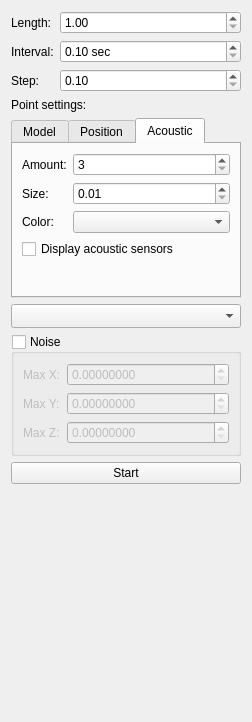
DimonPopov/PopovDS_9304_GraduateWork, file controllPanel.ui: the form before one commit.
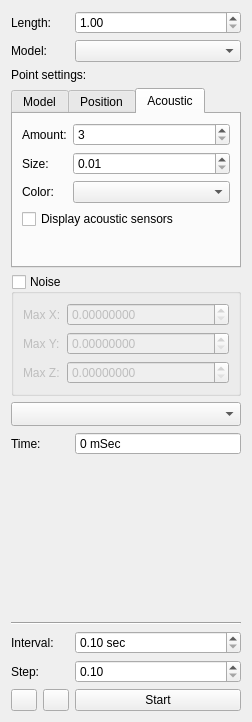
The form after the commit. Icons and pictures are not drawn.

Diff of the .ui file:
```diff
--- a/controllPanel.ui
+++ b/controllPanel.ui
@@ -28,7 +28,17 @@
      </property>
     </widget>
    </item>
-   <item row="4" column="0" colspan="2">
+   <item row="2" column="0" colspan="2">
+    <widget class="QLabel" name="label_16">
+     <property name="text">
+      <string>Point settings:</string>
+     </property>
+     <property name="alignment">
+      <set>Qt::AlignLeading|Qt::AlignLeft|Qt::AlignVCenter</set>
+     </property>
+    </widget>
+   </item>
+   <item row="3" column="0" colspan="2">
     <widget class="QTabWidget" name="pointsSettingTab">
      <property name="sizePolicy">
       <sizepolicy hsizetype="Preferred" vsizetype="Preferred">
@@ -264,17 +274,7 @@
      </widget>
     </widget>
    </item>
-   <item row="5" column="0" colspan="2">
-    <widget class="QComboBox" name="interpolationCombo">
-     <property name="sizeAdjustPolicy">
-      <enum>QComboBox::AdjustToMinimumContentsLengthWithIcon</enum>
-     </property>
-     <property name="placeholderText">
-      <string>Interpolation type</string>
-     </property>
-    </widget>
-   </item>
-   <item row="7" column="0" colspan="2">
+   <item row="4" column="0" colspan="2">
     <widget class="QGroupBox" name="noiseBox">
      <property name="title">
       <string>Noise</string>
@@ -340,21 +340,82 @@
      </layout>
     </widget>
    </item>
+   <item row="5" column="0" colspan="2">
+    <widget class="QComboBox" name="interpolationCombo">
+     <property name="sizeAdjustPolicy">
+      <enum>QComboBox::AdjustToMinimumContentsLengthWithIcon</enum>
+     </property>
+     <property name="placeholderText">
+      <string>Interpolation type</string>
+     </property>
+    </widget>
+   </item>
+   <item row="6" column="0">
+    <widget class="QLabel" name="label_17">
+     <property name="text">
+      <string>Time:</string>
+     </property>
+    </widget>
+   </item>
+   <item row="6" column="1">
+    <widget class="QSpinBox" name="interpolationTimeSpin">
+     <property name="sizePolicy">
+      <sizepolicy hsizetype="Minimum" vsizetype="Fixed">
+       <horstretch>0</horstretch>
+       <verstretch>0</verstretch>
+      </sizepolicy>
+     </property>
+     <property name="readOnly">
+      <bool>true</bool>
+     </property>
+     <property name="buttonSymbols">
+      <enum>QAbstractSpinBox::NoButtons</enum>
+     </property>
+     <property name="suffix">
+      <string> mSec</string>
+     </property>
+     <property name="prefix">
+      <string/>
+     </property>
+     <property name="maximum">
+      <number>999999999</number>
+     </property>
+    </widget>
+   </item>
+   <item row="7" column="0" colspan="2">
+    <spacer name="verticalSpacer">
+     <property name="orientation">
+      <enum>Qt::Vertical</enum>
+     </property>
+     <property name="sizeHint" stdset="0">
+      <size>
+       <width>20</width>
+       <height>40</height>
+      </size>
+     </property>
+    </spacer>
+   </item>
    <item row="8" column="0" colspan="2">
-    <widget class="QPushButton" name="startStopButton">
-     <property name="text">
-      <string>Start</string>
+    <widget class="Line" name="line">
+     <property name="minimumSize">
+      <size>
+       <width>0</width>
+       <height>0</height>
+      </size>
+     </property>
+     <property name="orientation">
+      <enum>Qt::Horizontal</enum>
      </property>
     </widget>
    </item>
-   <item row="1" column="0">
+   <item row="9" column="0">
     <widget class="QLabel" name="label_6">
      <property name="text">
       <string>Interval:</string>
      </property>
     </widget>
    </item>
-   <item row="1" column="1">
+   <item row="9" column="1">
     <widget class="QDoubleSpinBox" name="intervalModelUpdateSpin">
      <property name="suffix">
       <string> sec</string>
@@ -367,14 +428,14 @@
      </property>
     </widget>
    </item>
-   <item row="2" column="0">
+   <item row="10" column="0">
     <widget class="QLabel" name="label_15">
      <property name="text">
       <string>Step:</string>
      </property>
     </widget>
    </item>
-   <item row="2" column="1">
+   <item row="10" column="1">
     <widget class="QDoubleSpinBox" name="stepModelUpdateSpin">
      <property name="minimum">
       <double>0.100000000000000</double>
@@ -384,16 +445,79 @@
      </property>
     </widget>
    </item>
-   <item row="3" column="0" colspan="2">
-    <widget class="QLabel" name="label_16">
+   <item row="11" column="0">
+    <layout class="QHBoxLayout" name="horizontalLayout">
+     <item>
+      <widget class="QPushButton" name="openFile">
+       <property name="sizePolicy">
+        <sizepolicy hsizetype="Minimum" vsizetype="Minimum">
+         <horstretch>0</horstretch>
+         <verstretch>0</verstretch>
+        </sizepolicy>
+       </property>
+       <property name="maximumSize">
+        <size>
+         <width>26</width>
+         <height>16777215</height>
+        </size>
+       </property>
+       <property name="toolTip">
+        <string>Open file</string>
+       </property>
+       <property name="text">
+        <string/>
+       </property>
+       <property name="icon">
+        <iconset theme="document-open">
+         <normaloff>.</normaloff>.</iconset>
+       </property>
+      </widget>
+     </item>
+     <item>
+      <widget class="QPushButton" name="languageSet">
+       <property name="maximumSize">
+        <size>
+         <width>26</width>
+         <height>16777215</height>
+        </size>
+       </property>
+       <property name="whatsThis">
+        <string>Set language</string>
+       </property>
+       <property name="text">
+        <string/>
+       </property>
+       <property name="icon">
+        <iconset resource="Resources.qrc">
+         <normaloff>:/img/images/united-kingdom.png</normaloff>:/img/images/united-kingdom.png</iconset>
+       </property>
+       <property name="iconSize">
+        <size>
+         <width>17</width>
+         <height>17</height>
+        </size>
+       </property>
+      </widget>
+     </item>
+    </layout>
+   </item>
+   <item row="11" column="1">
+    <widget class="QPushButton" name="startStopButton">
      <property name="text">
-      <string>Point settings:</string>
+      <string>Start</string>
      </property>
-     <property name="alignment">
-      <set>Qt::AlignLeading|Qt::AlignLeft|Qt::AlignVCenter</set>
+    </widget>
+   </item>
+   <item row="1" column="0">
+    <widget class="QLabel" name="label_18">
+     <property name="text">
+      <string>Model:</string>
      </property>
     </widget>
    </item>
+   <item row="1" column="1">
+    <widget class="QComboBox" name="modelCombo"/>
+   </item>
   </layout>
  </widget>
  <resources/>
```
Left out of the diff: 4 changed lines with no effect on the pictures.
